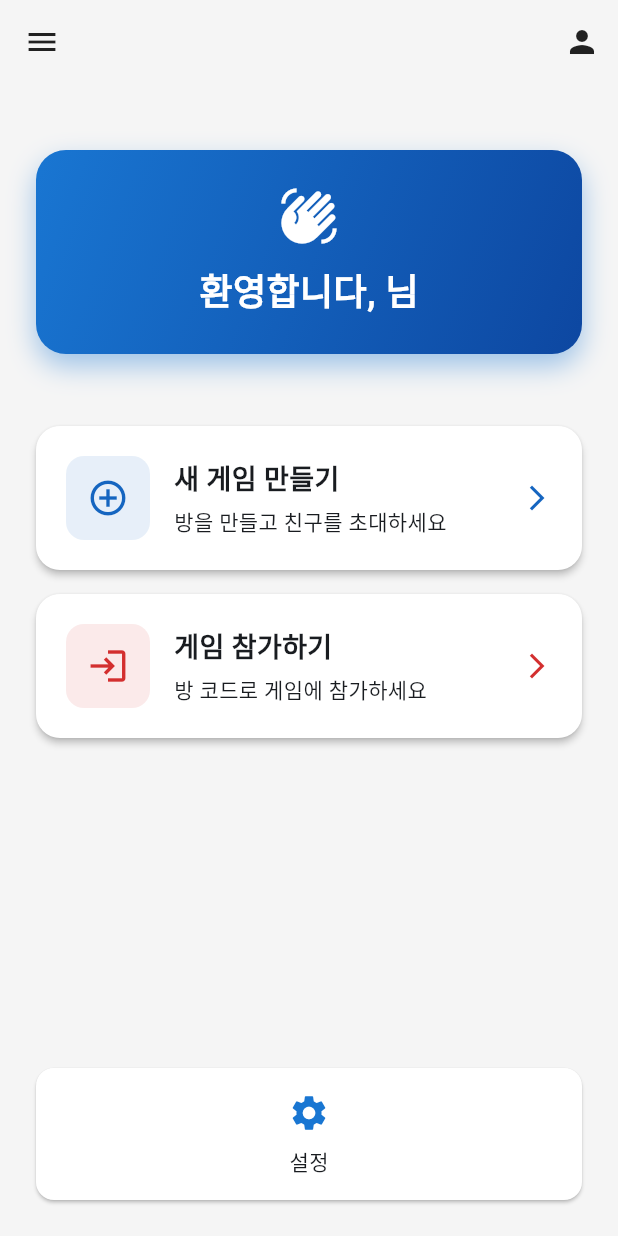
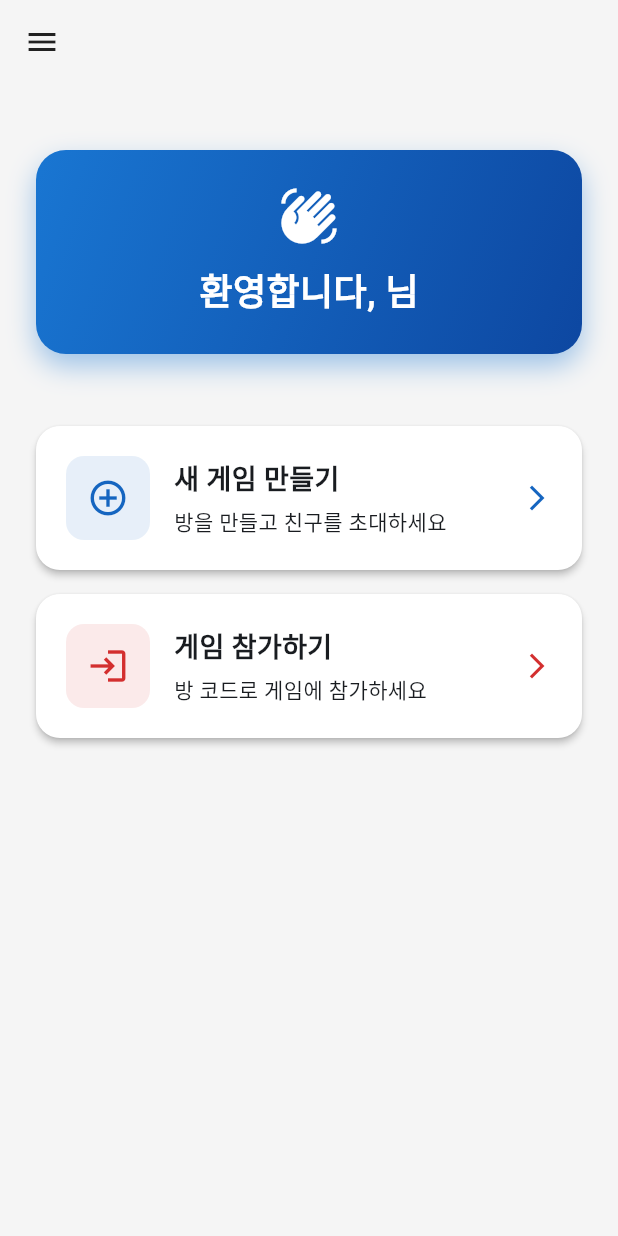
Before and after one commit to one2zero1/CnR_App, a Flutter app: the HomeScreen screen opened directly, on a phone screen of 412 x 824 dp. Run offline on Flutter 3.47's test engine with Material 3 defaults, Android fonts, the phone set to English and light mode, and no system bars; our stand-ins replace firebase_auth, firebase_core, firebase_database, flutter_dotenv, flutter_map, geolocator and 5 more; missing offline and left inert: audio_session, mobile_scanner, sound_stream; accounts and stored records are empty.

Commit message:
feat: home_screen update

```diff
--- a/lib/screens/home_screen.dart
+++ b/lib/screens/home_screen.dart
@@ -2,7 +2,7 @@ import 'package:flutter/material.dart';
 import '../theme/app_theme.dart';
 import 'create_game/room_creation_wizard.dart';
 import 'join_room_screen.dart';
-import 'my_records_screen.dart';
+
 import 'settings_screen.dart';
 import 'package:provider/provider.dart';
 import '../services/auth_service.dart';
@@ -29,17 +29,6 @@ class HomeScreen extends StatelessWidget {
                 onPressed: () => Scaffold.of(context).openDrawer(),
               ),
             ),
-            actions: [
-              IconButton(
-                icon: const Icon(Icons.person),
-                onPressed: () {
-                  Navigator.push(
-                    context,
-                    MaterialPageRoute(builder: (_) => const MyRecordsScreen()),
-                  );
-                },
-              ),
-            ],
           ),
           drawer: _buildDrawer(context),
           body: SafeArea(
@@ -117,26 +106,6 @@ class HomeScreen extends StatelessWidget {
                       );
                     },
                   ),
-                  const Spacer(),
-                  Row(
-                    children: [
-                      Expanded(
-                        child: _buildSmallButton(
-                          context,
-                          icon: Icons.settings,
-                          label: '설정',
-                          onTap: () {
-                            Navigator.push(
-                              context,
-                              MaterialPageRoute(
-                                builder: (_) => const SettingsScreen(),
-                              ),
-                            );
-                          },
-                        ),
-                      ),
-                    ],
-                  ),
                 ],
               ),
             ),
@@ -183,17 +152,7 @@ class HomeScreen extends StatelessWidget {
               ],
             ),
           ),
-          ListTile(
-            leading: const Icon(Icons.bar_chart),
-            title: const Text('내 기록'),
-            onTap: () {
-              Navigator.pop(context);
-              Navigator.push(
-                context,
-                MaterialPageRoute(builder: (_) => const MyRecordsScreen()),
-              );
-            },
-          ),
+
           ListTile(
             leading: const Icon(Icons.settings),
             title: const Text('설정'),
@@ -281,39 +240,4 @@ class HomeScreen extends StatelessWidget {
       ),
     );
   }
-
-  Widget _buildSmallButton(
-    BuildContext context, {
-    required IconData icon,
-    required String label,
-    required VoidCallback onTap,
-  }) {
-    final theme = Theme.of(context);
-    return Material(
-      color: theme.cardTheme.color, // Adaptive card color
-      borderRadius: BorderRadius.circular(12),
-      elevation: 1,
-      child: InkWell(
-        onTap: onTap,
-        borderRadius: BorderRadius.circular(12),
-        child: Padding(
-          padding: const EdgeInsets.symmetric(vertical: 16),
-          child: Column(
-            children: [
-              Icon(icon, color: AppColors.primary, size: 28),
-              const SizedBox(height: 8),
-              Text(
-                label,
-                style: TextStyle(
-                  fontSize: 14,
-                  fontWeight: FontWeight.w500,
-                  color: theme.colorScheme.onSurface, // Adaptive text
-                ),
-              ),
-            ],
-          ),
-        ),
-      ),
-    );
-  }
 }
```
